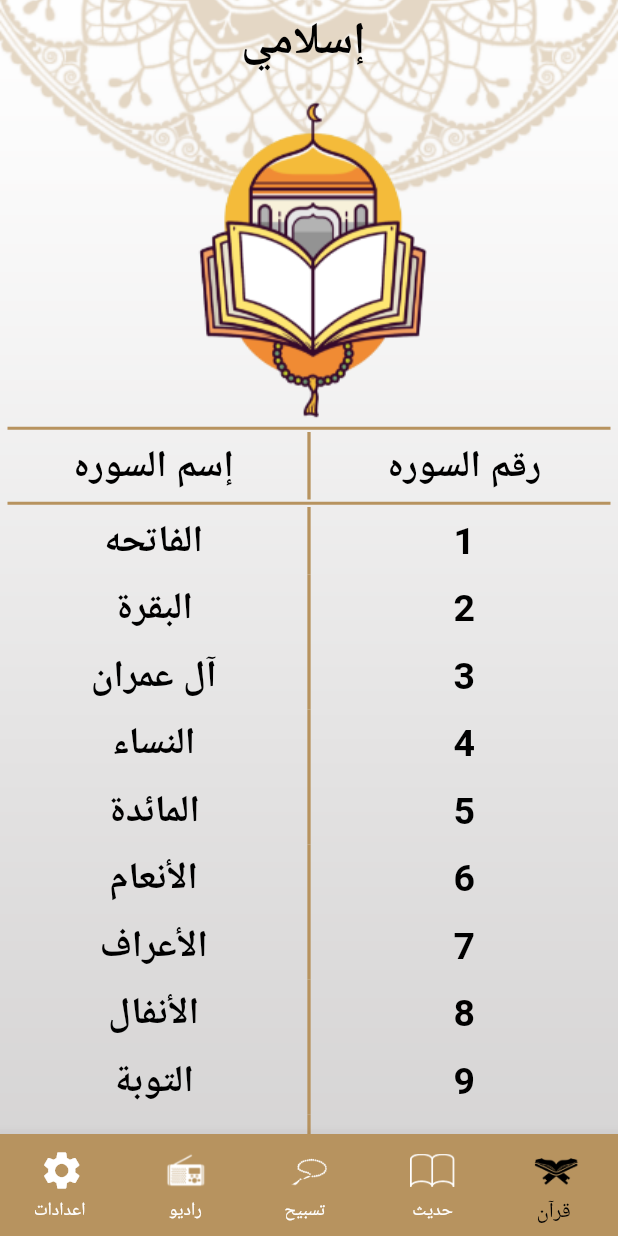
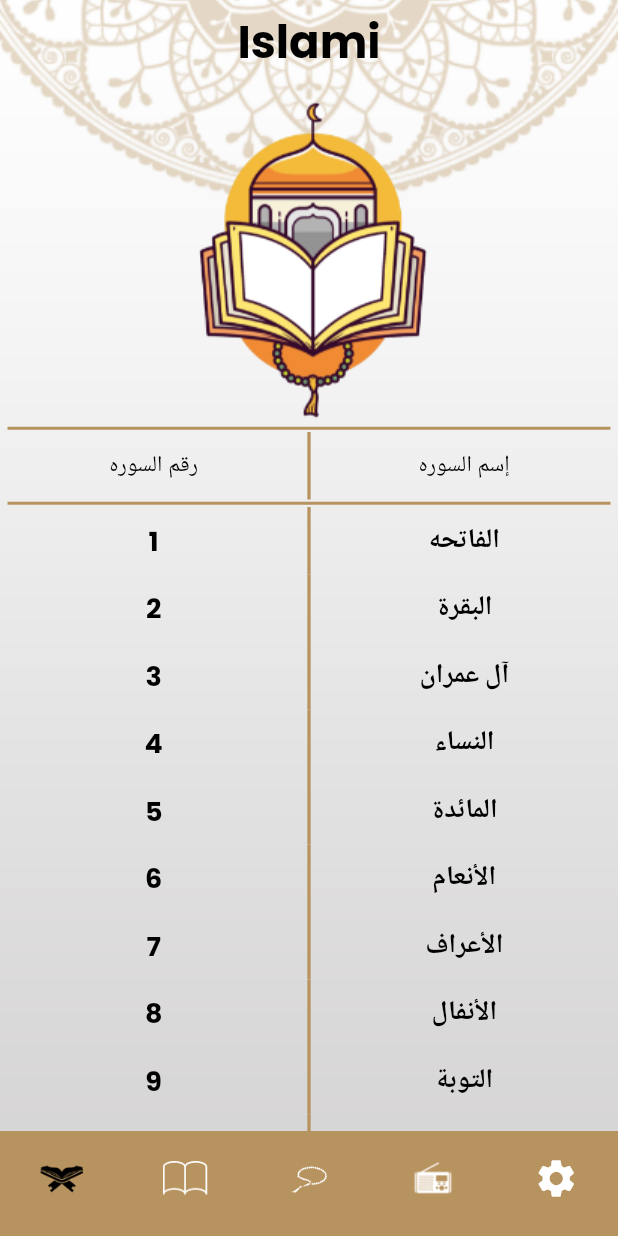
Before and after one commit to Kholoudd/islamiapp, a Flutter app: the screen it shows after launch, on a phone screen of 412 x 824 dp. Run offline on Flutter 3.47's test engine with Material 2 defaults, Android fonts, the phone set to English and light mode, and no system bars; our stand-ins replace google_fonts; generated files the repository leaves out were written again.

Commit message:
rest of app theme

```diff
--- a/lib/HomePage.dart
+++ b/lib/HomePage.dart
@@ -27,7 +27,6 @@ class _HomeLayoutState extends State<HomeLayout> {
   ];
 
   Widget build(BuildContext context) {
-    final mediaquary = MediaQuery.of(context).size;
     return Container(
       decoration: const BoxDecoration(
           image: DecorationImage(
--- /dev/null
+++ b/lib/core/applicationTheme.dart
@@ -0,0 +1,133 @@
+import 'package:flutter/material.dart';
+import 'package:google_fonts/google_fonts.dart';
+
+class ApplicationTheme {
+  static Color primaryColor = const Color(0xFFB7935F);
+
+  static ThemeData lightTheme = ThemeData(
+    primaryColor: primaryColor,
+    scaffoldBackgroundColor: const Color(0xFFDFECDB),
+    colorScheme: ColorScheme.fromSeed(
+      seedColor: primaryColor,
+      onPrimary: primaryColor,
+      onSecondary: const Color(0xFFDFECDB),
+      primary: const Color(0xFFB7935F),
+      background: Colors.white,
+    ),
+    appBarTheme: AppBarTheme(
+      iconTheme: IconThemeData(color: Colors.black),
+      backgroundColor: primaryColor,
+      elevation: 0.0,
+      centerTitle: false,
+      titleTextStyle: GoogleFonts.poppins(
+        fontSize: 30,
+        fontWeight: FontWeight.bold,
+        color: Colors.black,
+      ),
+    ),
+    bottomNavigationBarTheme: BottomNavigationBarThemeData(
+      backgroundColor: Colors.transparent,
+      elevation: 0.0,
+      type: BottomNavigationBarType.fixed,
+      showSelectedLabels: false,
+      showUnselectedLabels: false,
+      selectedIconTheme: IconThemeData(
+        color: primaryColor,
+      ),
+      selectedItemColor: primaryColor,
+      unselectedIconTheme: IconThemeData(
+        color: Colors.grey.shade500,
+      ),
+      unselectedItemColor: Colors.grey.shade500,
+    ),
+    textTheme: TextTheme(
+        titleLarge: GoogleFonts.poppins(
+          fontSize: 22,
+          fontWeight: FontWeight.bold,
+          color: Colors.white,
+        ),
+        bodyLarge: GoogleFonts.poppins(
+          fontWeight: FontWeight.bold,
+          fontSize: 18,
+          color: Colors.black,
+        ),
+        bodyMedium: GoogleFonts.poppins(
+          fontSize: 15,
+          fontWeight: FontWeight.w500,
+          color: Colors.black,
+        ),
+        bodySmall: GoogleFonts.poppins(
+          fontSize: 12,
+          fontWeight: FontWeight.normal,
+          color: Colors.black,
+        )),
+    floatingActionButtonTheme: FloatingActionButtonThemeData(
+      backgroundColor: primaryColor,
+    ),
+    // bottomSheetTheme: BottomSheetThemeData(
+    //   backgroundColor: const Color(0xFFB7935F).withOpacity(0.7),
+    // ),
+    dividerColor: const Color(0xFFB7935F),
+  );
+
+  static ThemeData darkTheme = ThemeData(
+    primaryColor: const Color(0xFF141A2E),
+    scaffoldBackgroundColor: Colors.transparent,
+    colorScheme: ColorScheme.fromSeed(
+      seedColor: const Color(0xFF141A2E),
+      onPrimary: const Color(0xFF141A2E),
+      onSecondary: const Color(0xFFFACC1D),
+      primary: const Color(0xFFFACC1D),
+      background: const Color(0xFF141A2E),
+    ),
+    appBarTheme: AppBarTheme(
+        backgroundColor: Colors.transparent,
+        elevation: 0.0,
+        centerTitle: true,
+        titleTextStyle: GoogleFonts.poppins(
+          fontSize: 30,
+          fontWeight: FontWeight.bold,
+          color: Colors.white,
+        ),
+        iconTheme: IconThemeData(color: Colors.white)),
+    bottomNavigationBarTheme: const BottomNavigationBarThemeData(
+      backgroundColor: Color(0xFF141A2E),
+      type: BottomNavigationBarType.fixed,
+      selectedIconTheme: IconThemeData(
+        size: 32,
+        color: Color(0xFFFACC1D),
+      ),
+      selectedItemColor: Color(0xFFFACC1D),
+      unselectedIconTheme: IconThemeData(
+        size: 26,
+        color: Colors.white,
+      ),
+      unselectedItemColor: Colors.white,
+    ),
+    textTheme: TextTheme(
+        titleLarge: GoogleFonts.poppins(
+          fontSize: 30,
+          fontWeight: FontWeight.bold,
+          color: Colors.white,
+        ),
+        bodyLarge: GoogleFonts.poppins(
+          fontWeight: FontWeight.bold,
+          fontSize: 25,
+          color: Colors.white,
+        ),
+        bodyMedium: GoogleFonts.poppins(
+          fontSize: 25,
+          fontWeight: FontWeight.w500,
+          color: Colors.white,
+        ),
+        bodySmall: GoogleFonts.poppins(
+          fontSize: 20,
+          fontWeight: FontWeight.normal,
+          color: Colors.white,
+        )),
+    bottomSheetTheme: BottomSheetThemeData(
+      backgroundColor: const Color(0xFF141A2E).withOpacity(0.7),
+    ),
+    dividerColor: const Color(0xFFFACC1D),
+  );
+}
--- a/lib/main.dart
+++ b/lib/main.dart
@@ -2,6 +2,8 @@ import 'package:flutter/material.dart';
 import 'package:flutter_gen/gen_l10n/app_localizations.dart';
 import 'package:islami/HomePage.dart';
 import 'package:islami/SplashPage.dart';
+import 'package:islami/core/applicationTheme.dart';
+import 'package:islami/moduls/hadeth/hadethDetails.dart';
 import 'package:islami/moduls/quran/quranDetails.dart';
 
 void main() {
@@ -17,13 +19,16 @@ class MyApp extends StatelessWidget {
     return MaterialApp(
       localizationsDelegates: AppLocalizations.localizationsDelegates,
       supportedLocales: AppLocalizations.supportedLocales,
-      locale: Locale("ar"),
+      locale: Locale("en"),
       debugShowCheckedModeBanner: false,
+      theme: ApplicationTheme.lightTheme,
+      darkTheme: ApplicationTheme.darkTheme,
       initialRoute: SplashPage.routeName,
       routes: {
         SplashPage.routeName: (context) => const SplashPage(),
         HomeLayout.routeName: (context) => const HomeLayout(),
         QuranDetails.routeName: (context) => QuranDetails(),
+        HadethDetails.routeName: (context) => HadethDetails()
       },
       home: SplashPage(),
     );
--- a/lib/moduls/quran/quranPage.dart
+++ b/lib/moduls/quran/quranPage.dart
@@ -122,49 +122,43 @@ class QuranPage extends StatelessWidget {
   ];
 
   Widget build(BuildContext context) {
+    var theme = Theme.of(context);
     return Column(
       children: [
         Image.asset("assets/images/qur2an_screen_logo.png"),
-        const Divider(
+        Divider(
           thickness: 2,
-          color: Color(0XFFB7935F),
+          // color: theme.primaryColor,
           height: 5,
           indent: 5,
           endIndent: 5,
         ),
         Row(
           children: [
-            const Expanded(
+            Expanded(
               child: Text(
                 "رقم السوره",
-                style: TextStyle(
-                    fontWeight: FontWeight.bold,
-                    fontSize: 25,
-                    color: Colors.black),
+                style: theme.textTheme.bodyMedium,
                 textAlign: TextAlign.center,
               ),
             ),
             Container(
               height: 45,
               width: 2.2,
-              color: const Color(0XFFB7935F),
+              color: theme.dividerColor,
             ),
-            const Expanded(
+            Expanded(
               child: Text(
                 "إسم السوره",
-                style: TextStyle(
-                  fontWeight: FontWeight.bold,
-                  fontSize: 25,
-                  color: Colors.black,
-                ),
+                style: theme.textTheme.bodyMedium,
                 textAlign: TextAlign.center,
               ),
             ),
           ],
         ),
-        const Divider(
+        Divider(
           thickness: 2,
-          color: Color(0XFFB7935F),
+          // color: theme.primaryColor,
           height: 5,
           indent: 5,
           endIndent: 5,
--- a/lib/moduls/quran/widegt/items.dart
+++ b/lib/moduls/quran/widegt/items.dart
@@ -9,13 +9,13 @@ class ItemWidgets extends StatelessWidget {
       {super.key, required this.suraName, required this.suraNumber});
 
   Widget build(BuildContext context) {
+    var theme = Theme.of(context);
     return Row(
       children: [
         Expanded(
           child: Text(
             suraNumber,
-            style: TextStyle(
-                fontWeight: FontWeight.bold, fontSize: 25, color: Colors.black),
+            style: theme.textTheme.bodyLarge,
             textAlign: TextAlign.center,
             //textAlign: TextAlign.center,
           ),
@@ -23,16 +23,12 @@ class ItemWidgets extends StatelessWidget {
         Container(
           height: 45,
           width: 2.2,
-          color: const Color(0XFFB7935F),
+          color: theme.dividerColor,
         ),
         Expanded(
           child: Text(
             suraName,
-            style: TextStyle(
-              fontWeight: FontWeight.bold,
-              fontSize: 25,
-              color: Colors.black,
-            ),
+            style: theme.textTheme.bodyLarge,
             textAlign: TextAlign.center,
             //textAlign: TextAlign.center,
           ),
--- a/lib/moduls/setting/settingPage.dart
+++ b/lib/moduls/setting/settingPage.dart
@@ -1,4 +1,5 @@
 import 'package:flutter/material.dart';
+import 'package:flutter_gen/gen_l10n/app_localizations.dart';
 import 'package:islami/moduls/setting/widget/SettingItems.dart';
 import 'package:islami/moduls/setting/widget/languageThem.dart';
 import 'package:islami/moduls/setting/widget/themeMode.dart';
@@ -12,6 +13,7 @@ class _SettingPageState extends State<SettingPage> {
   @override
   Widget build(BuildContext context) {
     var mediaQuary = MediaQuery.of(context).size;
+    var local = AppLocalizations.of(context)!;
     return Padding(
       padding: const EdgeInsets.all(15.0),
       child: Column(
--- a/lib/moduls/setting/widget/selectedLanguage.dart
+++ b/lib/moduls/setting/widget/selectedLanguage.dart
@@ -7,6 +7,7 @@ class SelectedLanguage extends StatelessWidget {
 
   @override
   Widget build(BuildContext context) {
+    var theme = Theme.of(context);
     return Container(
       padding: EdgeInsets.all(10),
       decoration: BoxDecoration(
@@ -18,11 +19,12 @@ class SelectedLanguage extends StatelessWidget {
         children: [
           Text(
             selectedOptionOfLanguage,
-            style: TextStyle(fontWeight: FontWeight.w500),
+            style: theme.textTheme.bodyLarge,
           ),
           Icon(
             Icons.check_box,
             size: 25,
+            color: theme.colorScheme.onSecondary,
           ),
         ],
       ),
--- a/lib/moduls/setting/widget/selectedModeOption.dart
+++ b/lib/moduls/setting/widget/selectedModeOption.dart
@@ -7,6 +7,7 @@ class SelectedModeOption extends StatelessWidget {
 
   @override
   Widget build(BuildContext context) {
+    var theme = Theme.of(context);
     return Container(
       margin: EdgeInsets.all(20),
       padding: EdgeInsets.all(10),
@@ -19,11 +20,12 @@ class SelectedModeOption extends StatelessWidget {
         children: [
           Text(
             selectedThemeMode,
-            style: TextStyle(fontWeight: FontWeight.w500),
+            style: theme.textTheme.bodyLarge,
           ),
           Icon(
             Icons.check_box,
             size: 25,
+            color: theme.colorScheme.onSecondary,
           ),
         ],
       ),
--- a/lib/moduls/setting/widget/unselectedLanguage.dart
+++ b/lib/moduls/setting/widget/unselectedLanguage.dart
@@ -7,6 +7,7 @@ class UnselectedLanguage extends StatelessWidget {
 
   @override
   Widget build(BuildContext context) {
+    var theme = Theme.of(context);
     return Container(
       padding: EdgeInsets.all(10),
       decoration: BoxDecoration(
@@ -16,10 +17,7 @@ class UnselectedLanguage extends StatelessWidget {
       child: Row(
         mainAxisAlignment: MainAxisAlignment.spaceBetween,
         children: [
-          Text(
-            unselectedOptionLanguage,
-            style: TextStyle(fontWeight: FontWeight.w500),
-          ),
+          Text(unselectedOptionLanguage, style: theme.textTheme.bodyMedium),
         ],
       ),
     );
--- a/lib/moduls/setting/widget/unselectedModeOption.dart
+++ b/lib/moduls/setting/widget/unselectedModeOption.dart
@@ -7,6 +7,7 @@ class UnselectedModeOption extends StatelessWidget {
 
   @override
   Widget build(BuildContext context) {
+    var theme = Theme.of(context);
     return Container(
       margin: EdgeInsets.all(20),
       padding: EdgeInsets.all(10),
@@ -19,7 +20,7 @@ class UnselectedModeOption extends StatelessWidget {
         children: [
           Text(
             unselectedModeOption,
-            style: TextStyle(fontWeight: FontWeight.w500),
+            style: theme.textTheme.bodyMedium,
           ),
         ],
       ),
--- a/pubspec.yaml
+++ b/pubspec.yaml
@@ -33,6 +33,8 @@ dependencies:
   flutter_localizations:
     sdk: flutter
   intl: any
+  provider: ^6.0.5
+  google_fonts: ^6.1.0
 
 
   # The following adds the Cupertino Icons font to your application.
```
Also changed, not shown: lib/moduls/hadeth/hadethDetails.dart (+80 -0 lines), lib/moduls/hadeth/hadethPage.dart (+37 -21 lines), lib/moduls/quran/quranDetails.dart (+5 -7 lines), lib/moduls/setting/widget/SettingItems.dart (+5 -9 lines), pubspec.lock, 5 other files.
